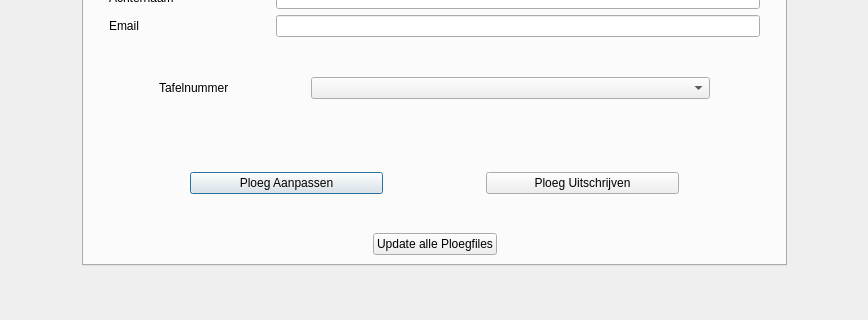
Before: the Qt Designer form ui/Admin.ui in TimThielemans/ScoreQuiz, drawn with Qt 5; both pictures show x 0 to 868 and y 219 to 539 of the 868 by 539 pixel window.
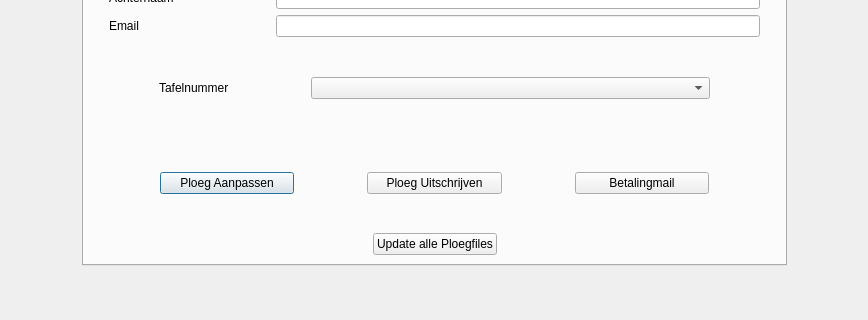
After: the same form once the commit is applied. The open tabs and pages were chosen to show the change.

Diff of the .ui file:
```diff
--- a/ui/Admin.ui
+++ b/ui/Admin.ui
@@ -278,7 +278,7 @@
           </spacer>
          </item>
          <item>
-          <layout class="QHBoxLayout" name="horizontalLayout" stretch="1,2,1,2,1">
+          <layout class="QHBoxLayout" name="horizontalLayout" stretch="1,2,1,2,1,2,1">
            <item>
             <spacer name="horizontalSpacer_4">
              <property name="orientation">
@@ -319,6 +319,26 @@
              </property>
             </widget>
            </item>
+           <item>
+            <spacer name="horizontalSpacer_48">
+             <property name="orientation">
+              <enum>Qt::Horizontal</enum>
+             </property>
+             <property name="sizeHint" stdset="0">
+              <size>
+               <width>40</width>
+               <height>20</height>
+              </size>
+             </property>
+            </spacer>
+           </item>
+           <item>
+            <widget class="QPushButton" name="betalingMailBtn">
+             <property name="text">
+              <string>Betalingmail</string>
+             </property>
+            </widget>
+           </item>
            <item>
             <spacer name="horizontalSpacer_5">
              <property name="orientation">
```
Left out of the diff: 2 changed lines with no effect on the pictures.
